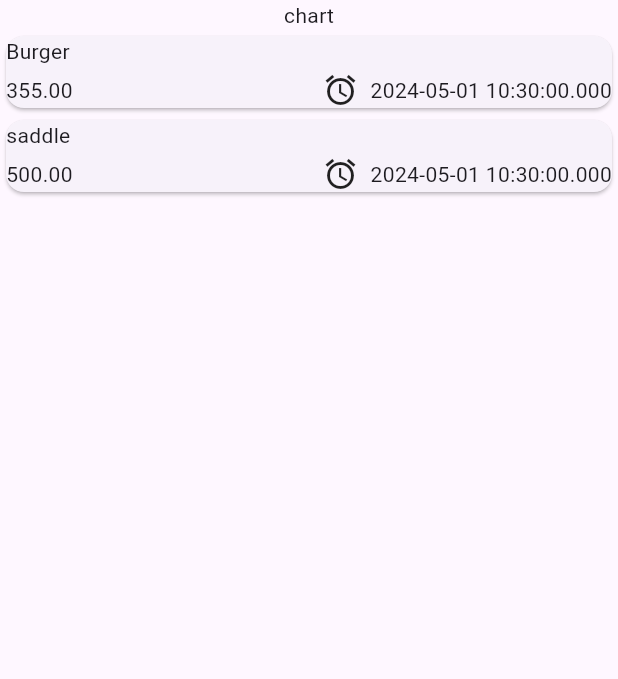
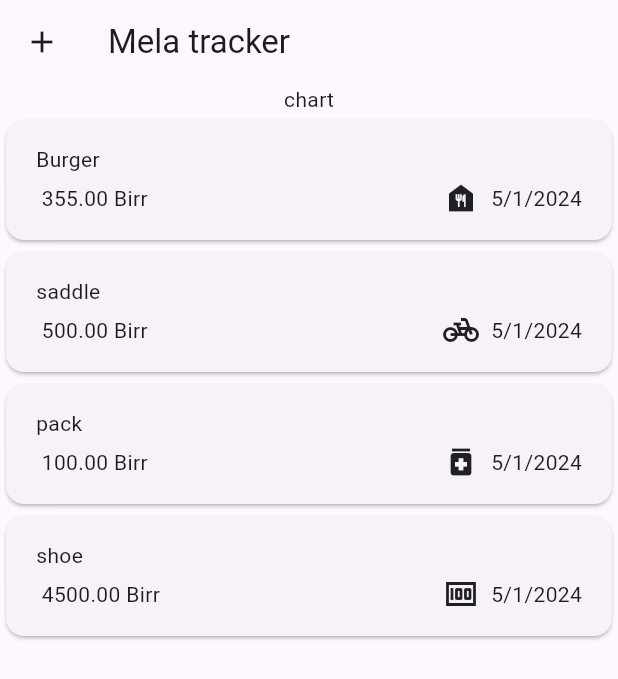
Before and after one commit to AnexDev1/mela_tracker, a Flutter app: the screen it shows after launch, on a phone screen of 412 x 824 dp. Shown: the top 679 px of the screen. Run offline on Flutter 3.47's test engine with Material 3 defaults, Android fonts, the phone set to English and light mode, and no system bars.

Commit message:
formatted dates and refactored code

```diff
--- a/lib/models/expense.dart
+++ b/lib/models/expense.dart
@@ -1,8 +1,20 @@
+import 'package:flutter/material.dart';
 import 'package:uuid/uuid.dart';
+import 'package:intl/intl.dart';
 
 const uuid = Uuid();
 
+final formatter = DateFormat.yMd();
+
 enum Category { food, travel, bike, drug, leisure }
+
+final categoryIcons = {
+  Category.bike: Icons.pedal_bike,
+  Category.drug: Icons.medication,
+  Category.food: Icons.food_bank,
+  Category.travel: Icons.flight,
+  Category.leisure: Icons.money
+};
 
 class Expense {
   Expense(
@@ -16,4 +28,8 @@ class Expense {
   final double amount;
   final DateTime date;
   final Category category;
+
+  String get formattedDate {
+    return formatter.format(date);
+  }
 }
--- a/lib/widgets/expense_list/expense_item.dart
+++ b/lib/widgets/expense_list/expense_item.dart
@@ -8,6 +8,11 @@ class ExpenseItem extends StatelessWidget {
   @override
   Widget build(BuildContext context) {
     return Card(
+      child: Padding(
+        padding: const EdgeInsets.symmetric(
+          horizontal: 20,
+          vertical: 16,
+        ),
         child: Column(
           crossAxisAlignment: CrossAxisAlignment.start,
           children: [
@@ -20,17 +25,17 @@ class ExpenseItem extends StatelessWidget {
             Row(
               children: [
                 Text(
-                expense.amount.toStringAsFixed(2),
+                  ' ${expense.amount.toStringAsFixed(2)} Birr',
                 ),
                 const Spacer(),
                 Row(
                   children: [
-                  const Icon(Icons.alarm),
+                    Icon(categoryIcons[expense.category]),
                     const SizedBox(
                       width: 8,
                     ),
                     Text(
-                    expense.date.toString(),
+                      expense.formattedDate,
                     ),
                   ],
                 ),
@@ -38,6 +43,7 @@ class ExpenseItem extends StatelessWidget {
             )
           ],
         ),
+      ),
     );
   }
 }
--- a/lib/widgets/expenses.dart
+++ b/lib/widgets/expenses.dart
@@ -23,10 +23,26 @@ class _ExpensesState extends State<Expenses> {
       category: Category.bike,
       date: DateTime.now(),
     ),
+    Expense(
+      title: 'pack',
+      amount: 100.00,
+      category: Category.drug,
+      date: DateTime.now(),
+    ),
+    Expense(
+      title: 'shoe',
+      amount: 4500.00,
+      category: Category.leisure,
+      date: DateTime.now(),
+    ),
   ];
   @override
   Widget build(BuildContext context) {
     return Scaffold(
+      appBar: AppBar(
+        leading: Icon(Icons.add),
+        title: const Text('Mela tracker'),
+      ),
       body: Column(
         children: [
           const Text('chart'),
--- a/pubspec.yaml
+++ b/pubspec.yaml
@@ -9,6 +9,7 @@ environment:
 dependencies:
   flutter:
     sdk: flutter
+  intl: ^0.19.0
   uuid: ^4.4.0
 
 dev_dependencies:
```
Also changed, not shown: pubspec.lock. Lines whose indentation alone changed are shown as unchanged.
